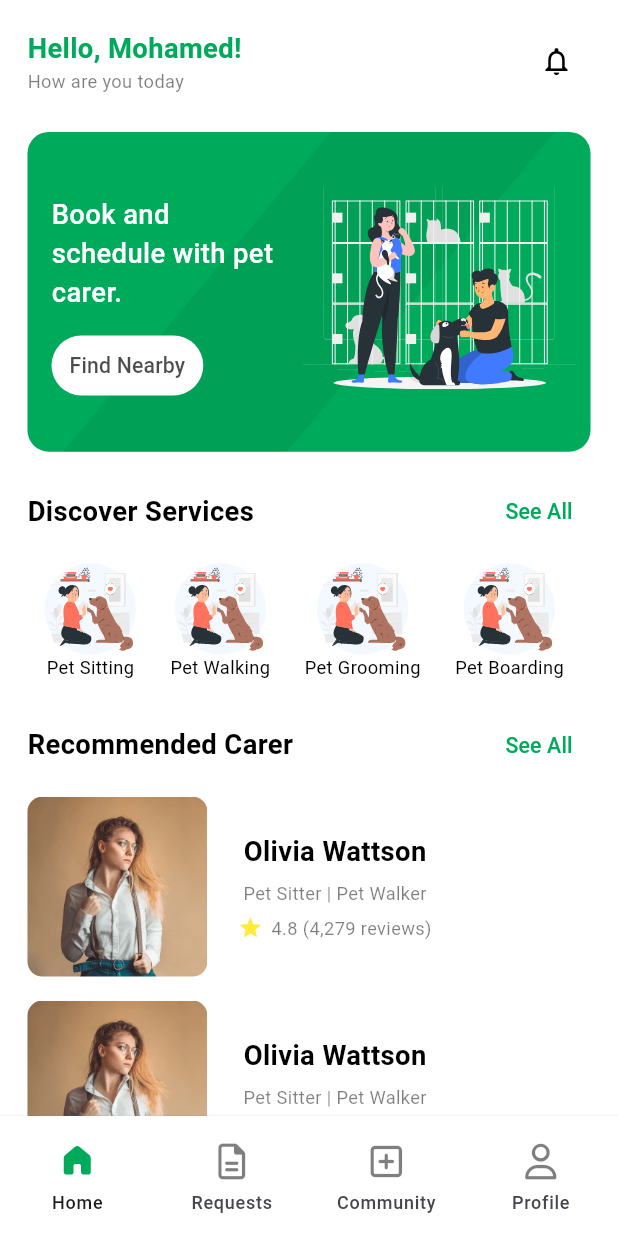
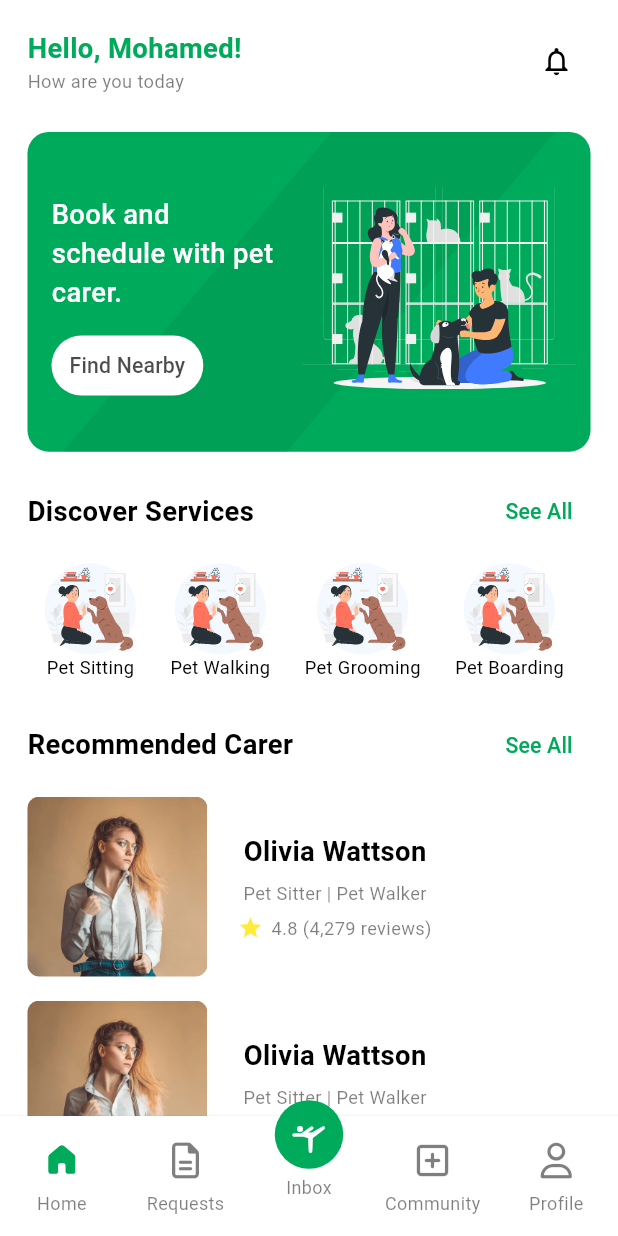
Before and after one commit to Loaiosama/PetYard, a Flutter app: the HomeScreen screen opened by its route, on a phone screen of 412 x 824 dp. Run offline on Flutter 3.47's test engine with Material 3 defaults, Android fonts, the phone set to English and light mode, and no system bars; our stand-ins replace animated_splash_screen, dio, fluentui_system_icons, flutter_screenutil, flutter_secure_storage, flutter_svg and 3 more; accounts and stored records are empty.

```diff
--- a/petowner_frontend/lib/core/utils/routing/routes.dart
+++ b/petowner_frontend/lib/core/utils/routing/routes.dart
@@ -8,4 +8,5 @@
   static const String kChooseType = '/ChooseType';
   static const String kPetInfo = '/petInfo';
   static const String kPetBreed = '/petBreed';
+  static const String kPersonalInformation = '/personalInformation';
 }
--- a/petowner_frontend/lib/features/home/presentation/view/home.dart
+++ b/petowner_frontend/lib/features/home/presentation/view/home.dart
@@ -1,5 +1,6 @@
 import 'package:fluentui_system_icons/fluentui_system_icons.dart';
 import 'package:flutter/material.dart';
+import 'package:flutter_screenutil/flutter_screenutil.dart';
 import 'package:font_awesome_flutter/font_awesome_flutter.dart';
 import 'package:petowner_frontend/core/utils/theming/colors.dart';
 import 'package:petowner_frontend/features/profile/presentation/view/profile_screen.dart';
@@ -14,14 +15,19 @@
 }
 
 class _HomeScreenState extends State<HomeScreen> {
-
   int currentIndex = 0;
   List screens = [
     const HomeScreenBody(),
-    const Center(child: Text('Requests'),),
-    const Center(child: Text('Community'),),
+    const Center(
+      child: Text('Requests'),
+    ),
+    Container(),
+    const Center(
+      child: Text('Community'),
+    ),
     const ProfileScreen(),
   ];
+
   @override
   Widget build(BuildContext context) {
     return Scaffold(
@@ -59,7 +65,25 @@
               color: Colors.black.withOpacity(0.5),
             ),
             label: 'Requests',
-
+          ),
+          Padding(
+            padding: EdgeInsets.only(bottom: 30.0.w),
+            child: NavigationDestination(
+              label: 'Inbox',
+              icon: Container(
+                decoration: const BoxDecoration(
+                  color: kPrimaryGreen,
+                  shape: BoxShape.circle,
+                ),
+                child: Container(
+                  margin: const EdgeInsets.all(13.0),
+                  child: const Icon(
+                    Icons.sports_gymnastics_rounded,
+                    color: Colors.white,
+                  ),
+                ),
+              ),
+            ),
           ),
           NavigationDestination(
             icon: Icon(
--- a/petowner_frontend/lib/features/home/presentation/view/widgets/home_screen_body.dart
+++ b/petowner_frontend/lib/features/home/presentation/view/widgets/home_screen_body.dart
@@ -55,7 +55,8 @@
     return ListView.builder(
       shrinkWrap: true,
       physics: const NeverScrollableScrollPhysics(),
-      itemBuilder: (context, index) => const PetCarerCardWidget(),
+      itemBuilder: (context, index) =>
+          const PetCarerCardWidget(),
       itemCount: 10,
     );
   }
--- a/petowner_frontend/lib/features/home/presentation/view/widgets/pet_carer_card.dart
+++ b/petowner_frontend/lib/features/home/presentation/view/widgets/pet_carer_card.dart
@@ -1,6 +1,7 @@
 import 'package:flutter/material.dart';
 import 'package:flutter_screenutil/flutter_screenutil.dart';
 import 'package:petowner_frontend/core/utils/helpers/spacing.dart';
+import 'package:petowner_frontend/core/utils/theming/colors.dart';
 import 'package:petowner_frontend/core/utils/theming/styles.dart';
 
 class PetCarerCardWidget extends StatelessWidget {
@@ -10,6 +11,9 @@
   Widget build(BuildContext context) {
     return Padding(
       padding: const EdgeInsets.only(bottom: 16.0),
+      child: InkWell(
+        onTap: () {},
+        splashColor: kPrimaryGreen.withOpacity(0.3),
         child: Row(
           crossAxisAlignment: CrossAxisAlignment.center,
           children: [
@@ -21,8 +25,9 @@
                   image: AssetImage(
                     'assets/images/1.png',
                   ),
-                  fit: BoxFit.cover),
-              borderRadius: BorderRadius.circular(10.0),
+                  fit: BoxFit.cover,
+                ),
+                borderRadius: BorderRadius.circular(8.0),
               ),
             ),
             widthSizedBox(18),
@@ -56,6 +61,7 @@
             ),
           ],
         ),
+      ),
     );
   }
 }
```
Also changed, not shown: petowner_frontend/lib/core/widgets/petyard_app_bar.dart (added, +80 -0 lines), petowner_frontend/lib/features/pet profile/presentation/pet_breed.dart (+6 -1 lines), petowner_frontend/lib/features/profile/presentation/view/widgets/profile_options_card.dart (+8 -4 lines), petowner_frontend/lib/pet_yard.dart (+6 -1 lines). Lines whose indentation alone changed are shown as unchanged.
